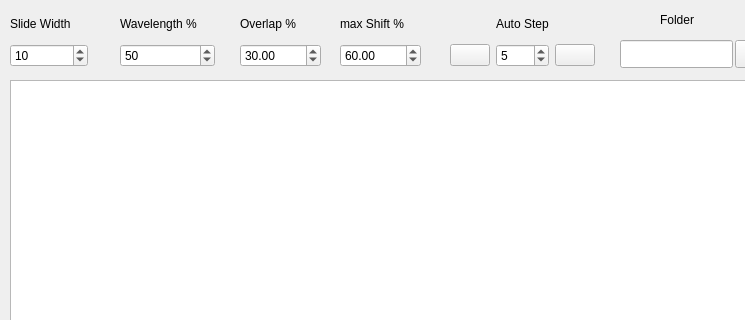
First picture: the form in formbuildslidehypecubepreview.ui, repository JairoSalazarV/QtHypCam, before the edit; both pictures show x 0 to 745 and y 0 to 320 of the 1161 by 435 pixel window.
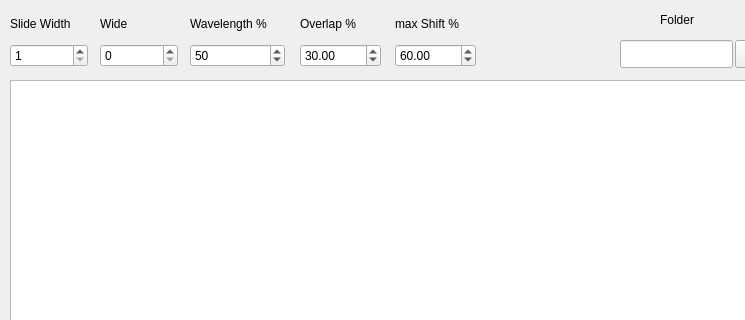
Second picture: the form after the edit. Icons and pictures are not drawn.

Commit message: SlideSim Increment

Diff of the .ui file:
```diff
--- a/formbuildslidehypecubepreview.ui
+++ b/formbuildslidehypecubepreview.ui
@@ -39,7 +39,7 @@
   <widget class="QWidget" name="layoutWidget">
    <property name="geometry">
     <rect>
-     <x>120</x>
+     <x>190</x>
      <y>10</y>
      <width>95</width>
      <height>57</height>
@@ -68,60 +68,6 @@
     </item>
    </layout>
   </widget>
-  <widget class="QWidget" name="layoutWidget_2">
-   <property name="geometry">
-    <rect>
-     <x>450</x>
-     <y>10</y>
-     <width>145</width>
-     <height>57</height>
-    </rect>
-   </property>
-   <layout class="QGridLayout" name="gridLayout">
-    <item row="0" column="1">
-     <widget class="QLabel" name="label_2">
-      <property name="text">
-       <string>Auto Step</string>
-      </property>
-     </widget>
-    </item>
-    <item row="1" column="0">
-     <widget class="QPushButton" name="pbAutoStepDecrement">
-      <property name="text">
-       <string/>
-      </property>
-      <property name="icon">
-       <iconset resource="lstImgs.qrc">
-        <normaloff>:/new/icons/imagenInte/add-66.png</normaloff>:/new/icons/imagenInte/add-66.png</iconset>
-      </property>
-     </widget>
-    </item>
-    <item row="1" column="1">
-     <widget class="QSpinBox" name="spinAutoStep">
-      <property name="minimum">
-       <number>1</number>
-      </property>
-      <property name="maximum">
-       <number>10000</number>
-      </property>
-      <property name="value">
-       <number>5</number>
-      </property>
-     </widget>
-    </item>
-    <item row="1" column="2">
-     <widget class="QPushButton" name="pbAutoStepIncrement">
-      <property name="text">
-       <string/>
-      </property>
-      <property name="icon">
-       <iconset resource="lstImgs.qrc">
-        <normaloff>:/new/icons/imagenInte/add-53.png</normaloff>:/new/icons/imagenInte/add-53.png</iconset>
-      </property>
-     </widget>
-    </item>
-   </layout>
-  </widget>
   <widget class="QWidget" name="layoutWidget_3">
    <property name="geometry">
     <rect>
@@ -142,13 +88,13 @@
     <item row="1" column="0">
      <widget class="QSpinBox" name="spinSlideW">
       <property name="minimum">
-       <number>3</number>
+       <number>1</number>
       </property>
       <property name="maximum">
        <number>10000</number>
       </property>
       <property name="value">
-       <number>10</number>
+       <number>1</number>
       </property>
      </widget>
     </item>
@@ -210,7 +156,7 @@
   <widget class="QWidget" name="layoutWidget_4">
    <property name="geometry">
     <rect>
-     <x>240</x>
+     <x>300</x>
      <y>10</y>
      <width>81</width>
      <height>57</height>
@@ -242,7 +188,7 @@
   <widget class="QWidget" name="layoutWidget_5">
    <property name="geometry">
     <rect>
-     <x>340</x>
+     <x>395</x>
      <y>10</y>
      <width>81</width>
      <height>57</height>
@@ -271,6 +217,38 @@
     </item>
    </layout>
   </widget>
+  <widget class="QWidget" name="layoutWidget_6">
+   <property name="geometry">
+    <rect>
+     <x>100</x>
+     <y>10</y>
+     <width>78</width>
+     <height>57</height>
+    </rect>
+   </property>
+   <layout class="QGridLayout" name="gridLayout_6">
+    <item row="0" column="0">
+     <widget class="QLabel" name="label_2">
+      <property name="text">
+       <string>Wide</string>
+      </property>
+     </widget>
+    </item>
+    <item row="1" column="0">
+     <widget class="QSpinBox" name="spinWide">
+      <property name="minimum">
+       <number>0</number>
+      </property>
+      <property name="maximum">
+       <number>10000</number>
+      </property>
+      <property name="value">
+       <number>0</number>
+      </property>
+     </widget>
+    </item>
+   </layout>
+  </widget>
  </widget>
  <resources>
   <include location="lstImgs.qrc"/>
```
The commit also changes 2 other files.
